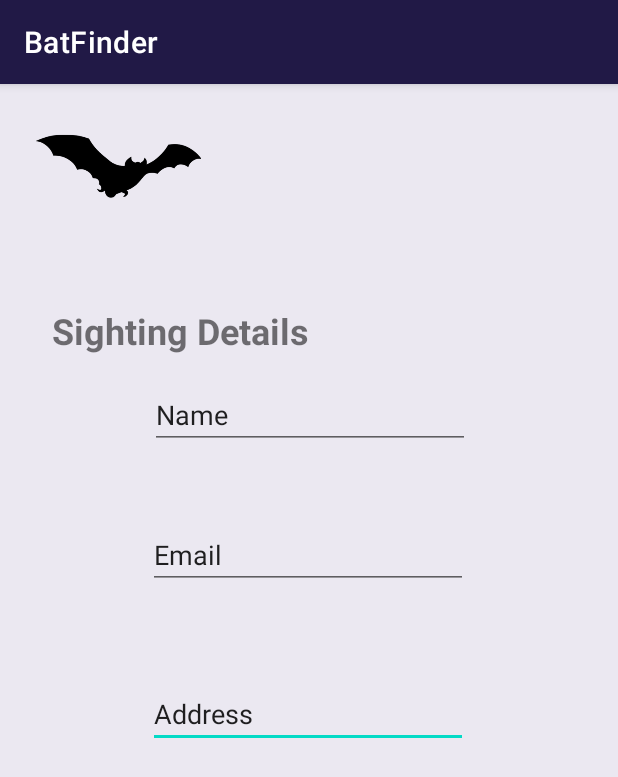
After one commit to Miablo/SWENG411-BatFinder, an Android app: the submitReport screen opened directly, with no data from a screen before it, on a phone screen of 412 x 824 dp. The commit adds this screen. Shown: the top 777 px of the screen. Run offline under Robolectric (Android 15) with nearby library versions, the phone set to English and light mode, and no system bars.

Commit message:
submit report updates

```diff
--- a/app/src/main/java/com/example/batfinder/data/model/LoggedInUser.java
+++ b/app/src/main/java/com/example/batfinder/data/model/LoggedInUser.java
@@ -5,8 +5,8 @@
  */
 public class LoggedInUser {
 
-    private String userId;
-    private String displayName;
+    private final String userId;
+    private final String displayName;
 
     public LoggedInUser(String userId, String displayName) {
         this.userId = userId;
--- /dev/null
+++ b/app/src/main/java/com/example/batfinder/submitReport.java
@@ -0,0 +1,14 @@
+package com.example.batfinder;
+
+import androidx.appcompat.app.AppCompatActivity;
+
+import android.os.Bundle;
+
+public class submitReport extends AppCompatActivity {
+
+    @Override
+    protected void onCreate(Bundle savedInstanceState) {
+        super.onCreate(savedInstanceState);
+        setContentView(R.layout.activity_submit_report);
+    }
+}
--- a/app/src/main/res/layout/activity_disclamier.xml
+++ b/app/src/main/res/layout/activity_disclamier.xml
@@ -5,24 +5,35 @@
     android:layout_width="match_parent"
     android:layout_height="match_parent"
     android:background="@color/bg_color_batUK"
+    android:isScrollContainer="true"
     tools:context=".Disclaimer">
+
 
     <TextView
         android:id="@+id/textView"
         android:layout_width="353dp"
         android:layout_height="481dp"
-        android:layout_marginStart="25dp"
-        android:layout_marginLeft="25dp"
-        android:layout_marginTop="25dp"
-        android:layout_marginEnd="25dp"
-        android:layout_marginRight="25dp"
-        android:layout_marginBottom="80dp"
+        android:background="@null"
+        android:cursorVisible="false"
+        android:isScrollContainer="true"
         android:text="@string/Disclaimer_txt"
         app:layout_constraintBottom_toBottomOf="parent"
         app:layout_constraintEnd_toEndOf="parent"
         app:layout_constraintStart_toStartOf="parent"
+        app:layout_constraintTop_toTopOf="parent" />
+
+    <TextView
+        android:id="@+id/textView3"
+        android:layout_width="wrap_content"
+        android:layout_height="wrap_content"
+        android:text="@string/privacy_policy"
+        android:textColor="@color/primary_batUK"
+        android:textSize="36sp"
+        app:layout_constraintBottom_toTopOf="@+id/textView"
+        app:layout_constraintEnd_toEndOf="parent"
+        app:layout_constraintStart_toStartOf="parent"
         app:layout_constraintTop_toTopOf="parent"
-        app:layout_constraintVertical_bias="0.689" />
+        app:layout_constraintVertical_bias="0.465" />
 
     <Button
         android:id="@+id/decline"
@@ -52,17 +63,4 @@
         app:layout_constraintStart_toStartOf="parent"
         app:layout_constraintTop_toBottomOf="@+id/textView" />
 
-    <TextView
-        android:id="@+id/textView3"
-        android:layout_width="wrap_content"
-        android:layout_height="wrap_content"
-        android:text="@string/privacy_policy"
-        android:textColor="@color/primary_batUK"
-        android:textSize="36sp"
-        app:layout_constraintBottom_toTopOf="@+id/textView"
-        app:layout_constraintEnd_toEndOf="parent"
-        app:layout_constraintStart_toStartOf="parent"
-        app:layout_constraintTop_toTopOf="parent"
-        app:layout_constraintVertical_bias="0.555" />
-
 </androidx.constraintlayout.widget.ConstraintLayout>
--- /dev/null
+++ b/app/src/main/res/layout/activity_submit_report.xml
@@ -0,0 +1,76 @@
+<?xml version="1.0" encoding="utf-8"?>
+<androidx.constraintlayout.widget.ConstraintLayout xmlns:android="http://schemas.android.com/apk/res/android"
+    xmlns:app="http://schemas.android.com/apk/res-auto"
+    xmlns:tools="http://schemas.android.com/tools"
+    android:layout_width="match_parent"
+    android:layout_height="match_parent"
+    android:background="@color/bg_color_batUK"
+    tools:context=".submitReport">
+
+    <ImageView
+        android:id="@+id/imageView4"
+        android:layout_width="126dp"
+        android:layout_height="110dp"
+        android:contentDescription="@string/bat_logo_reportpage"
+        app:layout_constraintEnd_toEndOf="parent"
+        app:layout_constraintHorizontal_bias="0.056"
+        app:layout_constraintStart_toStartOf="parent"
+        app:layout_constraintTop_toTopOf="parent"
+        app:srcCompat="@drawable/ic_bat_logo" />
+
+    <TextView
+        android:id="@+id/textView8"
+        android:layout_width="205dp"
+        android:layout_height="38dp"
+        android:layout_marginTop="132dp"
+        android:text="@string/sightingdetail"
+        android:textSize="24sp"
+        android:textStyle="bold"
+        app:layout_constraintBottom_toTopOf="@+id/editTextTextPersonName"
+        app:layout_constraintEnd_toEndOf="parent"
+        app:layout_constraintHorizontal_bias="0.169"
+        app:layout_constraintStart_toStartOf="parent"
+        app:layout_constraintTop_toTopOf="parent"
+        app:layout_constraintVertical_bias="0.571" />
+
+    <EditText
+        android:id="@+id/editTextTextPostalAddress"
+        android:layout_width="wrap_content"
+        android:layout_height="wrap_content"
+        android:ems="10"
+        android:inputType="textPostalAddress"
+        android:text="Address"
+        app:layout_constraintBottom_toBottomOf="parent"
+        app:layout_constraintEnd_toEndOf="parent"
+        app:layout_constraintHorizontal_bias="0.497"
+        app:layout_constraintStart_toStartOf="parent"
+        app:layout_constraintTop_toBottomOf="@+id/editTextTextEmailAddress"
+        app:layout_constraintVertical_bias="0.157" />
+
+    <EditText
+        android:id="@+id/editTextTextPersonName"
+        android:layout_width="wrap_content"
+        android:layout_height="wrap_content"
+        android:layout_marginTop="88dp"
+        android:ems="10"
+        android:inputType="textPersonName"
+        android:text="Name"
+        app:layout_constraintEnd_toEndOf="parent"
+        app:layout_constraintHorizontal_bias="0.502"
+        app:layout_constraintStart_toStartOf="parent"
+        app:layout_constraintTop_toBottomOf="@+id/imageView4" />
+
+    <EditText
+        android:id="@+id/editTextTextEmailAddress"
+        android:layout_width="wrap_content"
+        android:layout_height="wrap_content"
+        android:layout_marginTop="48dp"
+        android:ems="10"
+        android:inputType="textEmailAddress"
+        android:text="Email"
+        app:layout_constraintEnd_toEndOf="parent"
+        app:layout_constraintHorizontal_bias="0.497"
+        app:layout_constraintStart_toStartOf="parent"
+        app:layout_constraintTop_toBottomOf="@+id/editTextTextPersonName" />
+
+</androidx.constraintlayout.widget.ConstraintLayout>
--- a/app/src/main/res/values/strings.xml
+++ b/app/src/main/res/values/strings.xml
@@ -205,6 +205,7 @@
     </string>
     <string name="attachment_summary_off">Only download attachments when manually requested</string>
     <string name="sightingdetail">Sighting Details</string>
+    <string name="bat_logo_reportpage">logo_report_page</string>
 
 
 </resources>
--- /dev/null
+++ b/app/src/main/res/values/themes.xml
@@ -0,0 +1,15 @@
+<resources xmlns:tools="http://schemas.android.com/tools">
+    <!-- Base application theme. -->
+    <style name="Theme.TipTime" parent="Theme.MaterialComponents.DayNight.DarkActionBar">
+        <item name="colorPrimary">@color/primary_batUK</item>
+        <item name="colorPrimaryDark">@color/secondary_batUK</item>
+        <item name="colorOnPrimary">@color/bg_color_batUK</item>
+        <!-- Secondary brand color.
+        <item name="colorSecondary"></item>
+        <item name="colorSecondaryVariant"></item>
+        <item name="colorOnSecondary"></item>-->
+        <!-- Status bar color. -->
+        <item name="android:statusBarColor" tools:targetApi="l">?attr/colorPrimaryVariant</item>
+        <!-- Customize your theme here. -->
+    </style>
+</resources>
```
